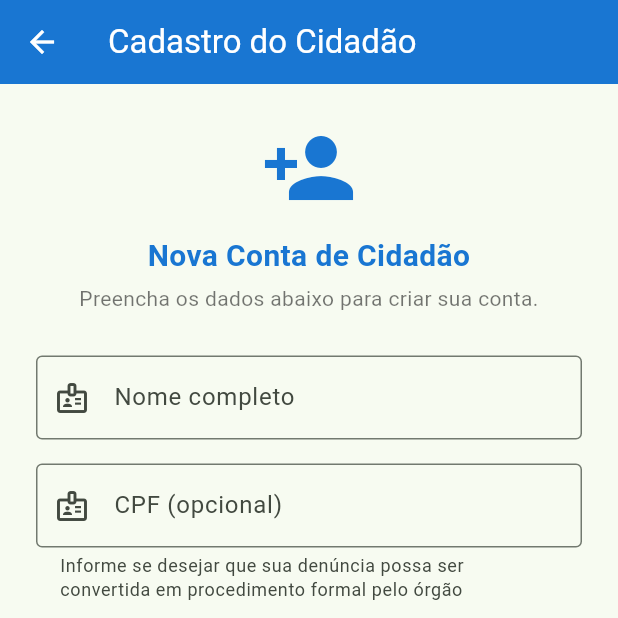
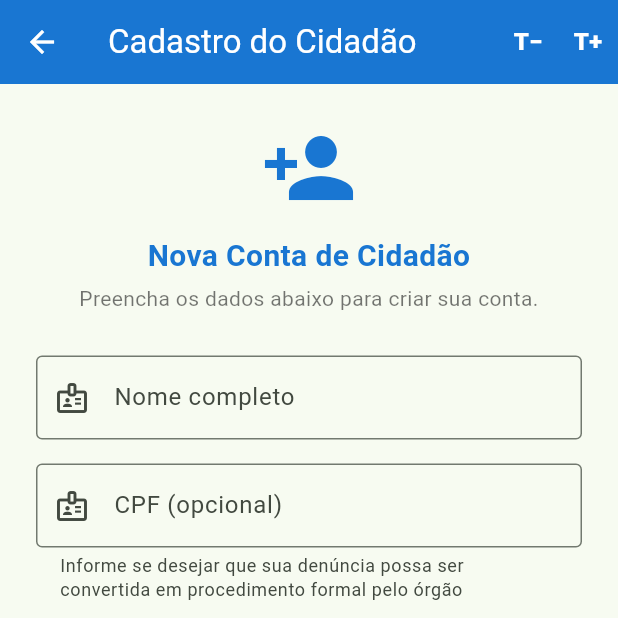
Before and after one commit to eduardahor/voz-animal, a Flutter app: the CadastroScreen screen opened directly with empty values, on a phone screen of 412 x 824 dp, the top half of it. Run offline on Flutter 3.47's test engine with Material 3 defaults, Android fonts, the phone set to English and light mode, and no system bars; our stand-ins replace cloud_firestore, firebase_core, geocoding, geolocator, image_picker, shared_preferences; accounts and stored records are empty.

Commit message:
feat: adicionado acessibilidade controle de fonte

```diff
--- /dev/null
+++ b/lib/services/font_scale_service.dart
@@ -0,0 +1,66 @@
+import 'package:flutter/foundation.dart';
+import 'package:shared_preferences/shared_preferences.dart';
+
+const _kFontScaleKey = 'pref_font_scale';
+
+/// Controla o fator de escala de fonte definido pelo usuário (acessibilidade),
+/// permitindo aumentar/diminuir o texto do app em incrementos fixos,
+/// de forma independente da configuração de fonte do sistema operacional.
+///
+/// O valor é persistido localmente para que a preferência do usuário
+/// seja mantida entre sessões do app.
+class FontScaleService extends ChangeNotifier {
+  FontScaleService() {
+    _restaurarPreferencia();
+  }
+
+  static const double min = 0.85;
+  static const double max = 1.45;
+  static const double step = 0.15;
+  static const double padrao = 1.0;
+
+  double _scale = padrao;
+
+  double get scale => _scale;
+
+  /// Nível atual em relação ao padrão, útil para exibir feedback (ex.: "A").
+  int get nivel => ((_scale - padrao) / step).round();
+
+  bool get podeDiminuir => _scale > min + 0.001;
+  bool get podeAumentar => _scale < max - 0.001;
+  bool get noPadrao => (_scale - padrao).abs() < 0.001;
+
+  Future<void> _restaurarPreferencia() async {
+    try {
+      final prefs = await SharedPreferences.getInstance();
+      final salvo = prefs.getDouble(_kFontScaleKey);
+      if (salvo != null) {
+        _scale = salvo.clamp(min, max);
+        notifyListeners();
+      }
+    } catch (_) {
+      // Se a leitura da preferência falhar, mantém o tamanho padrão.
+    }
+  }
+
+  Future<void> aumentar() => _alterarPara(_scale + step);
+
+  Future<void> diminuir() => _alterarPara(_scale - step);
+
+  Future<void> redefinir() => _alterarPara(padrao);
+
+  Future<void> _alterarPara(double novoValor) async {
+    final novaEscala = novoValor.clamp(min, max);
+    if ((novaEscala - _scale).abs() < 0.001) return;
+
+    _scale = novaEscala;
+    notifyListeners();
+
+    try {
+      final prefs = await SharedPreferences.getInstance();
+      await prefs.setDouble(_kFontScaleKey, _scale);
+    } catch (_) {
+
+    }
+  }
+}
--- a/lib/views/auth/cadastro_screen.dart
+++ b/lib/views/auth/cadastro_screen.dart
@@ -3,6 +3,7 @@ import 'package:flutter/services.dart';
 import 'package:provider/provider.dart';
 import '../../models/tipo_usuario.dart';
 import '../../services/auth_service.dart';
+import '../shared/font_size_controls.dart';
 
 
 class _CpfInputFormatter extends TextInputFormatter {
@@ -135,6 +136,7 @@ class _CadastroScreenState extends State<CadastroScreen> {
         title: Text(_isOrgao ? 'Cadastro do Órgão' : 'Cadastro do Cidadão'),
         backgroundColor: _cor,
         foregroundColor: Colors.white,
+        actions: const [FontSizeControls()],
       ),
       body: SafeArea(
         child: SingleChildScrollView(
--- a/lib/views/auth/login_screen.dart
+++ b/lib/views/auth/login_screen.dart
@@ -4,6 +4,7 @@ import 'package:provider/provider.dart';
 import '../../models/tipo_usuario.dart';
 import '../../services/auth_service.dart';
 import '../router_screen.dart';
+import '../shared/font_size_controls.dart';
 import 'cadastro_screen.dart';
 
 class _CnpjInputFormatter extends TextInputFormatter {
@@ -100,6 +101,7 @@ class _LoginScreenState extends State<LoginScreen> {
         title: Text(_isOrgao ? 'Login do Órgão' : 'Login do Cidadão'),
         backgroundColor: cor,
         foregroundColor: Colors.white,
+        actions: const [FontSizeControls()],
       ),
       body: SafeArea(
         child: SingleChildScrollView(
--- a/lib/views/orgao/detalhe_denuncia_orgao_screen.dart
+++ b/lib/views/orgao/detalhe_denuncia_orgao_screen.dart
@@ -10,6 +10,7 @@ import '../../models/tipo_ocorrencia.dart';
 import '../../services/denuncia_service.dart';
 import '../foto_denuncia.dart';
 import '../shared/badges.dart';
+import '../shared/font_size_controls.dart';
 
 class DetalheDenunciaOrgaoScreen extends StatefulWidget {
   final Denuncia denuncia;
@@ -61,6 +62,7 @@ class _DetalheDenunciaOrgaoScreenState
         title: const Text('Denúncia'),
         backgroundColor: Colors.green.shade700,
         foregroundColor: Colors.white,
+        actions: const [FontSizeControls()],
       ),
       body: SingleChildScrollView(
         padding: const EdgeInsets.all(16),
--- a/lib/views/orgao/home_orgao_screen.dart
+++ b/lib/views/orgao/home_orgao_screen.dart
@@ -6,6 +6,7 @@ import '../../services/auth_service.dart';
 import '../../services/denuncia_service.dart';
 import '../foto_denuncia.dart';
 import '../shared/badges.dart';
+import '../shared/font_size_controls.dart';
 import '../usuario/perfil_screen.dart';
 import 'detalhe_denuncia_orgao_screen.dart';
 import 'relatorios_screen.dart';
@@ -49,6 +50,7 @@ class _HomeOrgaoScreenState extends State<HomeOrgaoScreen>
         backgroundColor: Colors.green.shade700,
         foregroundColor: Colors.white,
         actions: [
+          const FontSizeControls(),
           IconButton(
             tooltip: 'Relatórios',
             icon: const Icon(Icons.assessment),
--- a/lib/views/orgao/relatorios_screen.dart
+++ b/lib/views/orgao/relatorios_screen.dart
@@ -8,6 +8,7 @@ import '../../models/tipo_ocorrencia.dart';
 import '../../services/auth_service.dart';
 import '../../services/denuncia_service.dart';
 import '../../services/relatorio_service.dart';
+import '../shared/font_size_controls.dart';
 
 class RelatoriosScreen extends StatelessWidget {
   const RelatoriosScreen({super.key});
@@ -22,6 +23,7 @@ class RelatoriosScreen extends StatelessWidget {
         title: const Text('Relatórios'),
         backgroundColor: Colors.green.shade700,
         foregroundColor: Colors.white,
+        actions: const [FontSizeControls()],
       ),
       body: StreamBuilder<List<Denuncia>>(
         stream: svc.doOrgao(orgaoId),
--- /dev/null
+++ b/lib/views/shared/font_size_controls.dart
@@ -0,0 +1,111 @@
+import 'package:flutter/material.dart';
+import 'package:flutter/semantics.dart';
+import 'package:provider/provider.dart';
+import '../../services/font_scale_service.dart';
+
+/// Par de botões "T-" / "T+" para ajuste de tamanho de fonte, pensado para
+/// ser usado dentro do `actions` de um [AppBar].
+///
+/// Lê a cor do [IconTheme] ambiente para herdar automaticamente o
+/// `foregroundColor` definido em cada AppBar (garantindo contraste correto
+/// em qualquer tela), e mantém o próprio rótulo com tamanho fixo
+/// (`TextScaler.noScaling`) para não distorcer o layout do cabeçalho
+/// conforme a fonte do app aumenta.
+class FontSizeControls extends StatelessWidget {
+  const FontSizeControls({super.key});
+
+  @override
+  Widget build(BuildContext context) {
+    final fontScale = context.watch<FontScaleService>();
+    final corBase = IconTheme.of(context).color ?? Colors.white;
+
+    return Semantics(
+      container: true,
+      label: 'Ajuste de tamanho da fonte',
+      child: Row(
+        mainAxisSize: MainAxisSize.min,
+        children: [
+          _BotaoFonte(
+            label: 'T−',
+            tooltip: 'Diminuir tamanho da fonte',
+            cor: corBase,
+            onPressed: fontScale.podeDiminuir
+                ? () {
+                    fontScale.diminuir();
+                    SemanticsService.announce(
+                      'Fonte diminuída',
+                      Directionality.of(context),
+                    );
+                  }
+                : null,
+          ),
+          _BotaoFonte(
+            label: 'T+',
+            tooltip: 'Aumentar tamanho da fonte',
+            cor: corBase,
+            onPressed: fontScale.podeAumentar
+                ? () {
+                    fontScale.aumentar();
+                    SemanticsService.announce(
+                      'Fonte aumentada',
+                      Directionality.of(context),
+                    );
+                  }
+                : null,
+          ),
+        ],
+      ),
+    );
+  }
+}
+
+class _BotaoFonte extends StatelessWidget {
+  final String label;
+  final String tooltip;
+  final Color cor;
+  final VoidCallback? onPressed;
+
+  const _BotaoFonte({
+    required this.label,
+    required this.tooltip,
+    required this.cor,
+    required this.onPressed,
+  });
+
+  @override
+  Widget build(BuildContext context) {
+    final habilitado = onPressed != null;
+
+    return Tooltip(
+      message: tooltip,
+      child: Semantics(
+        button: true,
+        enabled: habilitado,
+        label: tooltip,
+        child: InkResponse(
+          onTap: onPressed,
+          radius: 24,
+          containedInkWell: true,
+          child: Container(
+            constraints: const BoxConstraints(minWidth: 40, minHeight: 48),
+            alignment: Alignment.center,
+            child: MediaQuery(
+              // Mantém o rótulo do botão num tamanho estável, independente
+              // do fator de escala que ele próprio controla.
+              data: MediaQuery.of(context)
+                  .copyWith(textScaler: TextScaler.noScaling),
+              child: Text(
+                label,
+                style: TextStyle(
+                  fontSize: 16,
+                  fontWeight: FontWeight.w800,
+                  color: cor.withValues(alpha: habilitado ? 1.0 : 0.4),
+                ),
+              ),
+            ),
+          ),
+        ),
+      ),
+    );
+  }
+}
--- a/lib/views/usuario/detalhe_denuncia_usuario_screen.dart
+++ b/lib/views/usuario/detalhe_denuncia_usuario_screen.dart
@@ -5,6 +5,7 @@ import '../../models/localizacao.dart';
 import '../../models/tipo_ocorrencia.dart';
 import '../foto_denuncia.dart';
 import '../shared/badges.dart';
+import '../shared/font_size_controls.dart';
 
 class DetalheDenunciaUsuarioScreen extends StatelessWidget {
   final Denuncia denuncia;
@@ -21,6 +22,7 @@ class DetalheDenunciaUsuarioScreen extends StatelessWidget {
         title: const Text('Minha Denúncia'),
         backgroundColor: Colors.blue.shade700,
         foregroundColor: Colors.white,
+        actions: const [FontSizeControls()],
       ),
       body: SingleChildScrollView(
         padding: const EdgeInsets.all(16),
--- a/lib/views/usuario/home_usuario_screen.dart
+++ b/lib/views/usuario/home_usuario_screen.dart
@@ -5,6 +5,7 @@ import '../../models/status_denuncia.dart';
 import '../../services/auth_service.dart';
 import '../../services/denuncia_service.dart';
 import '../auth/escolha_perfil_screen.dart';
+import '../shared/font_size_controls.dart';
 import 'minhas_denuncias_screen.dart';
 import 'nova_denuncia_screen.dart';
 import 'perfil_screen.dart';
@@ -24,6 +25,7 @@ class HomeUsuarioScreen extends StatelessWidget {
         backgroundColor: Colors.blue.shade700,
         foregroundColor: Colors.white,
         actions: [
+          const FontSizeControls(),
           IconButton(
             icon: const Icon(Icons.account_circle_outlined),
             tooltip: 'Meu Perfil',
--- a/lib/views/usuario/minhas_denuncias_screen.dart
+++ b/lib/views/usuario/minhas_denuncias_screen.dart
@@ -6,6 +6,7 @@ import '../../models/tipo_ocorrencia.dart';
 import '../../services/auth_service.dart';
 import '../../services/denuncia_service.dart';
 import '../foto_denuncia.dart';
+import '../shared/font_size_controls.dart';
 import 'detalhe_denuncia_usuario_screen.dart';
 import 'nova_denuncia_screen.dart';
 
@@ -30,6 +31,7 @@ class _MinhasDenunciasScreenState extends State<MinhasDenunciasScreen> {
         title: const Text('Minhas Denúncias'),
         backgroundColor: Colors.blue.shade700,
         foregroundColor: Colors.white,
+        actions: const [FontSizeControls()],
       ),
       body: StreamBuilder<List<Denuncia>>(
         stream: svc.doCidadao(usuario.id),
--- a/lib/views/usuario/nova_denuncia_screen.dart
+++ b/lib/views/usuario/nova_denuncia_screen.dart
@@ -6,6 +6,7 @@ import '../../services/auth_service.dart';
 import '../../services/denuncia_service.dart';
 import '../../services/foto_service.dart';
 import '../foto_denuncia.dart';
+import '../shared/font_size_controls.dart';
 import 'selecionar_localizacao_screen.dart';
 
 class NovaDenunciaScreen extends StatefulWidget {
@@ -125,6 +126,7 @@ class _NovaDenunciaScreenState extends State<NovaDenunciaScreen> {
         title: const Text('Nova Denúncia'),
         backgroundColor: Colors.red.shade700,
         foregroundColor: Colors.white,
+        actions: const [FontSizeControls()],
       ),
       body: SingleChildScrollView(
         padding: const EdgeInsets.all(16),
--- a/lib/views/usuario/perfil_screen.dart
+++ b/lib/views/usuario/perfil_screen.dart
@@ -3,6 +3,7 @@ import 'package:flutter/services.dart';
 import 'package:provider/provider.dart';
 import '../../models/tipo_usuario.dart';
 import '../../services/auth_service.dart';
+import '../shared/font_size_controls.dart';
 
 
 class _CpfInputFormatter extends TextInputFormatter {
@@ -154,6 +155,7 @@ class _PerfilScreenState extends State<PerfilScreen> {
         title: const Text('Meu Perfil'),
         backgroundColor: cor,
         foregroundColor: Colors.white,
+        actions: const [FontSizeControls()],
       ),
       body: SafeArea(
         child: SingleChildScrollView(
--- a/lib/views/usuario/selecionar_localizacao_screen.dart
+++ b/lib/views/usuario/selecionar_localizacao_screen.dart
@@ -5,6 +5,7 @@ import 'package:geolocator/geolocator.dart';
 import 'package:provider/provider.dart';
 import '../../models/localizacao.dart';
 import '../../services/localizacao_service.dart';
+import '../shared/font_size_controls.dart';
 
 
 class _CepInputFormatter extends TextInputFormatter {
@@ -214,6 +215,7 @@ class _SelecionarLocalizacaoScreenState
         title: const Text('Localização da ocorrência'),
         backgroundColor: Colors.blue.shade700,
         foregroundColor: Colors.white,
+        actions: const [FontSizeControls()],
       ),
       body: SingleChildScrollView(
         padding: const EdgeInsets.all(16),
```
Also changed, not shown: lib/main.dart (+22 -9 lines).
